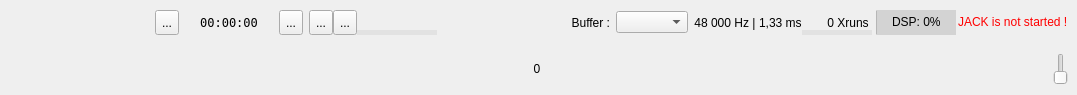
Houston4444/HoustonPatchbay, file resources/ui/patchbay_tools.ui: the form before one commit.
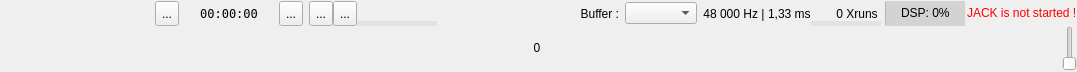
The form after the commit. Icons and pictures are not drawn. Custom widgets are drawn as their Qt base class.

Commit message: less margin for tools widget

Diff of the .ui file:
```diff
--- a/resources/ui/patchbay_tools.ui
+++ b/resources/ui/patchbay_tools.ui
@@ -39,6 +39,18 @@
       <property name="spacing">
        <number>0</number>
       </property>
+      <property name="leftMargin">
+       <number>0</number>
+      </property>
+      <property name="topMargin">
+       <number>0</number>
+      </property>
+      <property name="rightMargin">
+       <number>0</number>
+      </property>
+      <property name="bottomMargin">
+       <number>0</number>
+      </property>
       <item>
        <spacer name="horizontalSpacer_5">
         <property name="orientation">
@@ -494,6 +506,18 @@
       <property name="spacing">
        <number>0</number>
       </property>
+      <property name="leftMargin">
+       <number>0</number>
+      </property>
+      <property name="topMargin">
+       <number>0</number>
+      </property>
+      <property name="rightMargin">
+       <number>0</number>
+      </property>
+      <property name="bottomMargin">
+       <number>0</number>
+      </property>
       <item>
        <spacer name="horizontalSpacer_8">
         <property name="orientation">
```
